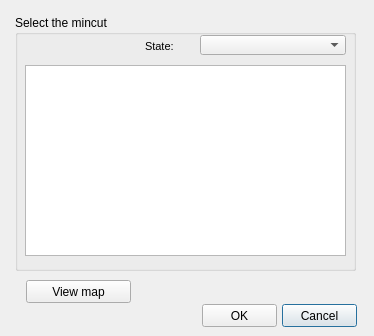
Above: ui/mincut_edit.ui from Giswater/giswater_qgis_plugin before the change. Below: the same form after it.
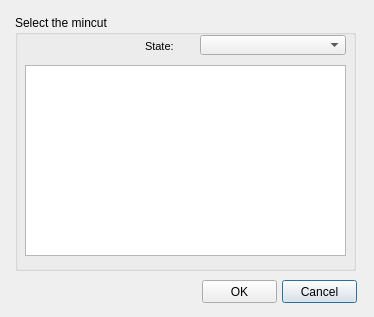
That is the form after the change.

```diff
--- a/ui/mincut_edit.ui
+++ b/ui/mincut_edit.ui
@@ -7,7 +7,7 @@
     <x>0</x>
     <y>0</y>
     <width>374</width>
-    <height>336</height>
+    <height>317</height>
    </rect>
   </property>
   <property name="windowTitle">
@@ -89,7 +89,7 @@
    <property name="geometry">
     <rect>
      <x>282</x>
-     <y>304</y>
+     <y>280</y>
      <width>75</width>
      <height>23</height>
     </rect>
@@ -102,7 +102,7 @@
    <property name="geometry">
     <rect>
      <x>202</x>
-     <y>304</y>
+     <y>280</y>
      <width>75</width>
      <height>23</height>
     </rect>
@@ -111,19 +111,6 @@
     <string>OK</string>
    </property>
   </widget>
-  <widget class="QPushButton" name="btn_view_map">
-   <property name="geometry">
-    <rect>
-     <x>26</x>
-     <y>280</y>
-     <width>105</width>
-     <height>23</height>
-    </rect>
-   </property>
-   <property name="text">
-    <string>View map</string>
-   </property>
-  </widget>
  </widget>
  <resources/>
  <connections/>
```
